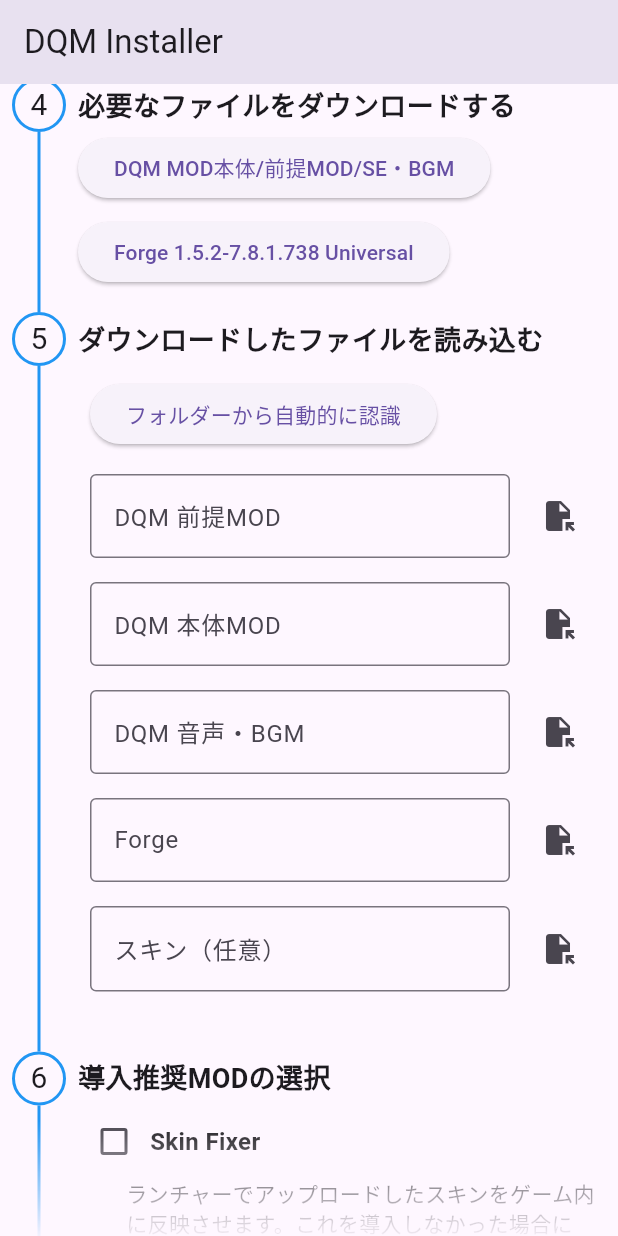
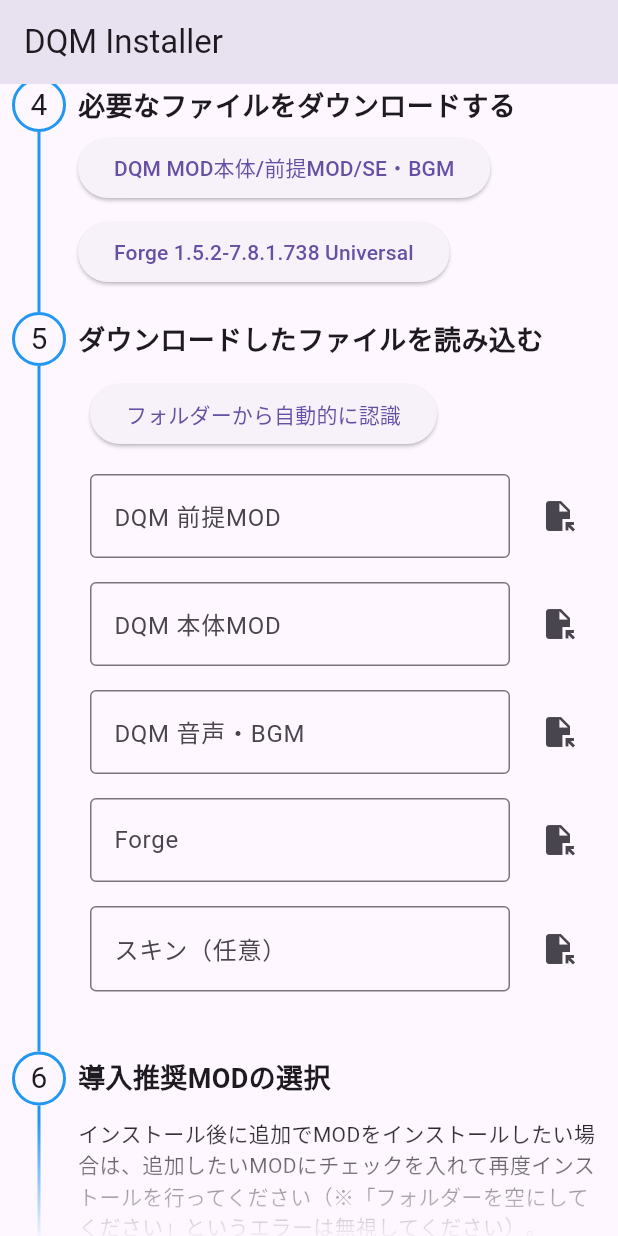
Before and after one commit to chika3742/dqm_installer_flt, a Flutter app: the screen it shows after launch, scrolled down 576 dp, on a phone screen of 412 x 824 dp. Run offline on Flutter 3.47's test engine with Material 3 defaults, Android fonts, the phone set to English and light mode, and no system bars; drawn by our look-alikes of timelines; our stand-ins replace file_picker; Roboto replaces fonts that are missing (MPLUS1p).

Commit message:
feat: インストール後の追加MODの追加・削除に関する説明を追加

```diff
--- a/lib/pages/home.dart
+++ b/lib/pages/home.dart
@@ -310,6 +310,14 @@
                 contents: Column(
                   crossAxisAlignment: CrossAxisAlignment.start,
                   children: [
+                    const Padding(
+                      padding: EdgeInsets.symmetric(vertical: 8.0),
+                      child: Text("インストール後に追加でMODをインストールしたい場合は、"
+                          "追加したいMODにチェックを入れて再度インストールを行ってください"
+                          "（※「フォルダーを空にしてください」というエラーは無視してください）。\n"
+                          "MODを削除したい場合は、.minecraft内のmodsフォルダーとcoremodsフォルダーから"
+                          "該当するMODを削除してください。"),
+                    ),
                     _ModCheckboxList(selected: _additionalMods),
                   ],
                 ),
```
